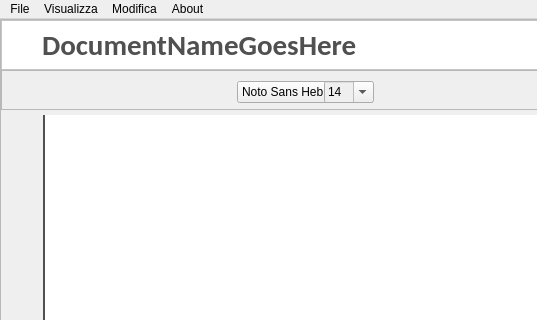
Above: ClientModule/editorwindow.ui from giovannic96/Real-time-collaborative-text-editor before the change; both pictures show x 0 to 537 and y 0 to 320 of the 1000 by 656 pixel window. Below: the same form after it.
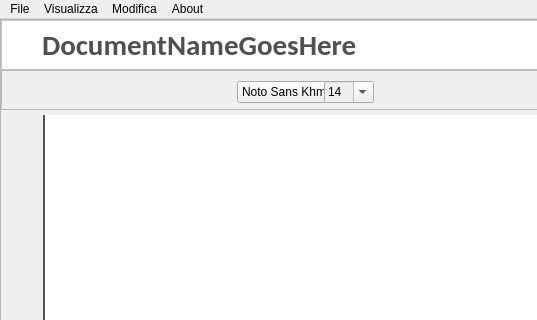
That is the form after the change. Icons and pictures are not drawn.

Patch:
```diff
--- a/ClientModule/editorwindow.ui
+++ b/ClientModule/editorwindow.ui
@@ -544,7 +544,7 @@
                    <string>Times New Roman</string>
                   </property>
                   <property name="currentIndex">
-                   <number>166</number>
+                   <number>176</number>
                   </property>
                   <property name="insertPolicy">
                    <enum>QComboBox::InsertAtTop</enum>
```
Left out of the diff: 2 changed lines with no effect on the pictures.
